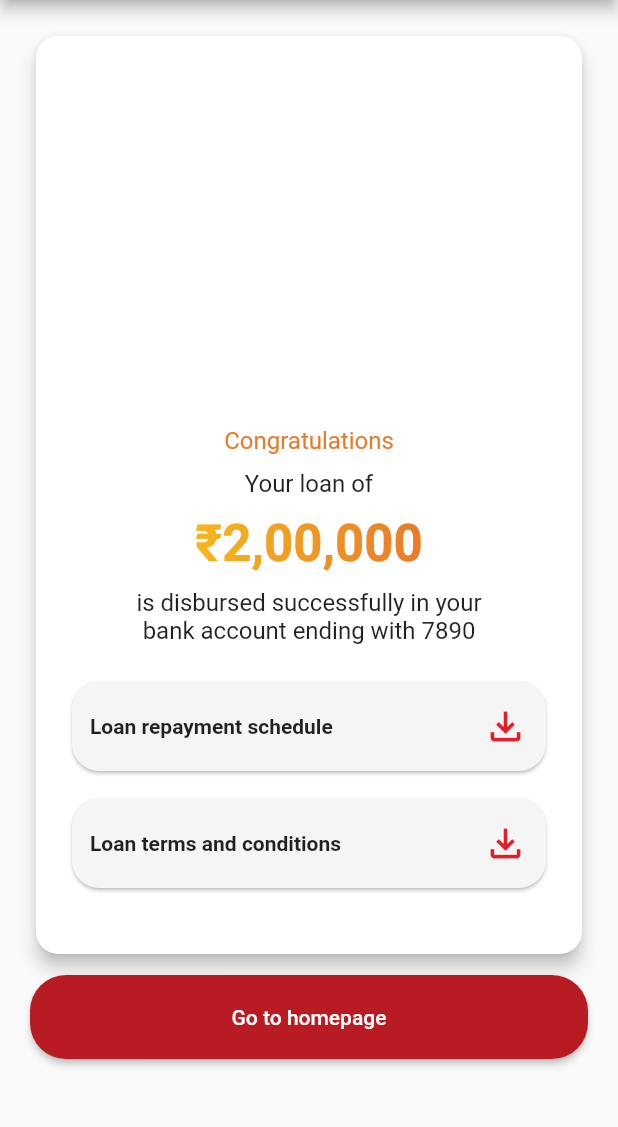
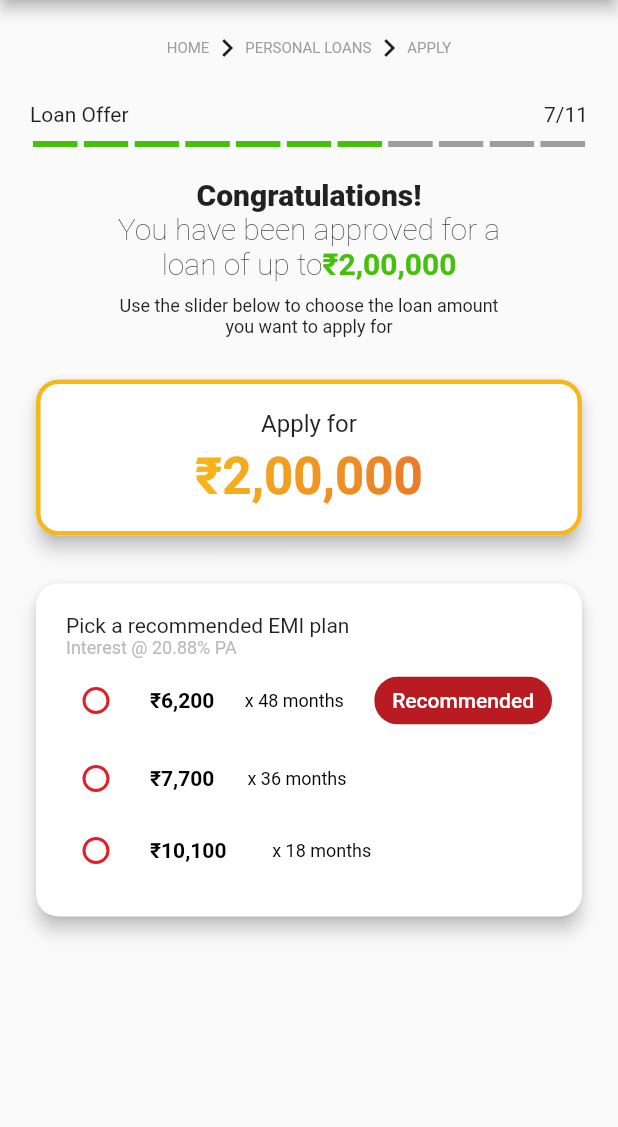
Before and after one commit to vaibhav7779/sardemo, a Flutter app: the screen it shows after launch, on a phone screen of 412 x 824 dp, the part 84-1211 px from its top. Run offline on Flutter 3.47's test engine with Material 2 defaults, Android fonts, the phone set to English and light mode, and no system bars; drawn by our look-alikes of flutter_breadcrumb, step_progress_indicator; our stand-ins replace otp_text_field.

Commit message:
added approval pages

```diff
--- a/lib/main.dart
+++ b/lib/main.dart
@@ -1,4 +1,5 @@
 import 'package:flutter/material.dart';
+import 'package:sar/pages/approval.dart';
 import 'package:sar/pages/loan-disbursed.dart';
 // import 'package:sar/pages/loan-disbursed.dart';
 // import 'package:sar/pages/document-sign.dart';
@@ -29,7 +30,7 @@ class _MyAppState extends State<MyApp> {
   Widget build(BuildContext context) {
     return MaterialApp(
       debugShowCheckedModeBanner: false,
-      home: LoanDisbursed(),
+      home: Approval(),
       theme: ThemeData(
         // AppBar theme
         appBarTheme: const AppBarTheme(
--- /dev/null
+++ b/lib/pages/approval.dart
@@ -0,0 +1,314 @@
+import 'package:flutter/material.dart';
+import 'package:flutter_breadcrumb/flutter_breadcrumb.dart';
+import 'package:step_progress_indicator/step_progress_indicator.dart';
+
+enum ProductType { Gold, Silver, Dimond }
+
+class Approval extends StatefulWidget {
+  const Approval({super.key});
+
+  @override
+  State<Approval> createState() => _ApprovalState();
+}
+
+class _ApprovalState extends State<Approval> {
+  ProductType? _productType;
+  @override
+  Widget build(BuildContext context) {
+    return Scaffold(
+      appBar: AppBar(
+        title: const Text("Personal Loan"),
+        leading: IconButton(
+          icon: const Icon(Icons.arrow_back, color: Colors.white),
+          onPressed: () => Navigator.of(context).pop(),
+        ),
+        actions: const <Widget>[
+          Icon(Icons.question_mark_rounded),
+          SizedBox(width: 15)
+        ],
+      ),
+      body: SingleChildScrollView(
+        child: Padding(
+          padding: const EdgeInsets.all(20.0),
+          child: Column(
+            mainAxisAlignment: MainAxisAlignment.center,
+            crossAxisAlignment: CrossAxisAlignment.center,
+            children: [
+              BreadCrumb(
+                items: <BreadCrumbItem>[
+                  BreadCrumbItem(
+                    content: const Text(
+                      "HOME",
+                      style:
+                          TextStyle(fontSize: 10, fontWeight: FontWeight.w400),
+                    ),
+                  ),
+                  BreadCrumbItem(
+                    content: const Text(
+                      "PERSONAL LOANS",
+                      style:
+                          TextStyle(fontSize: 10, fontWeight: FontWeight.w400),
+                    ),
+                  ),
+                  BreadCrumbItem(
+                    content: const Text(
+                      "APPLY",
+                      style:
+                          TextStyle(fontSize: 10, fontWeight: FontWeight.w400),
+                    ),
+                  ),
+                ],
+                divider: const Icon(Icons.chevron_right),
+              ),
+              const SizedBox(height: 24),
+              Row(
+                mainAxisAlignment: MainAxisAlignment.spaceBetween,
+                children: const [Text("Loan Offer"), Text("7/11")],
+              ),
+              const SizedBox(height: 10),
+              const StepProgressIndicator(
+                totalSteps: 11,
+                currentStep: 7,
+                selectedColor: Color(0xFF45C00B),
+              ),
+              const SizedBox(height: 20),
+              const Text(
+                "Congratulations!",
+                style: TextStyle(fontSize: 20, fontWeight: FontWeight.w900),
+              ),
+              const Text(
+                "You have been approved for a",
+                style: TextStyle(fontSize: 20, fontWeight: FontWeight.w200),
+              ),
+              Row(
+                mainAxisAlignment: MainAxisAlignment.center,
+                children: [
+                  const Text(
+                    "loan of up to",
+                    style: TextStyle(fontSize: 20, fontWeight: FontWeight.w200),
+                  ),
+                  const Text(
+                    "₹2,00,000",
+                    style: TextStyle(
+                      fontSize: 20,
+                      fontWeight: FontWeight.w600,
+                      color: Color(0xff45C00B),
+                    ),
+                  ),
+                ],
+              ),
+              const SizedBox(height: 10),
+              const Text(
+                "Use the slider below to choose the loan amount",
+                style: TextStyle(fontSize: 12, fontWeight: FontWeight.w400),
+              ),
+              const Text(
+                "you want to apply for",
+                style: TextStyle(fontSize: 12, fontWeight: FontWeight.w400),
+              ),
+              const SizedBox(height: 24),
+              Card(
+                shape: RoundedRectangleBorder(
+                  borderRadius: BorderRadius.circular(15.0),
+                  side: const BorderSide(
+                    color: Color(0xFFF7B61A),
+                    width: 3,
+                  ),
+                ),
+                elevation: 5,
+                child: Padding(
+                  padding: const EdgeInsets.all(20),
+                  child: Column(
+                    crossAxisAlignment: CrossAxisAlignment.stretch,
+                    children: [
+                      Column(
+                        mainAxisAlignment: MainAxisAlignment.center,
+                        children: [
+                          const Text(
+                            "Apply for",
+                            style: TextStyle(
+                              fontSize: 16,
+                              fontWeight: FontWeight.w400,
+                            ),
+                          ),
+                          const SizedBox(
+                            height: 5,
+                          ),
+                          ShaderMask(
+                            shaderCallback: (bounds) => const LinearGradient(
+                              colors: [Color(0xffF7B61A), Color(0xffE97A2A)],
+                            ).createShader(bounds),
+                            child: const Text(
+                              '₹2,00,000',
+                              style: TextStyle(
+                                fontSize: 34.0,
+                                color: Colors.white,
+                                fontWeight: FontWeight.w700,
+                              ),
+                            ),
+                          ),
+                        ],
+                      ),
+                    ],
+                  ),
+                ),
+              ),
+              const SizedBox(height: 24),
+              Card(
+                shape: RoundedRectangleBorder(
+                  borderRadius: BorderRadius.circular(15.0),
+                ),
+                elevation: 5,
+                child: Padding(
+                  padding: const EdgeInsets.all(20),
+                  child: Column(
+                    mainAxisAlignment: MainAxisAlignment.start,
+                    crossAxisAlignment: CrossAxisAlignment.start,
+                    children: [
+                      const Text(
+                        'Pick a recommended EMI plan',
+                        style: TextStyle(
+                          fontSize: 14,
+                          fontWeight: FontWeight.w400,
+                        ),
+                      ),
+                      const Text(
+                        'Interest @ 20.88% PA',
+                        style: TextStyle(
+                            fontSize: 12,
+                            fontWeight: FontWeight.w400,
+                            color: Color(0xffBABABA)),
+                      ),
+                      Row(
+                        children: [
+                          Expanded(
+                            child: RadioListTile<ProductType>(
+                              contentPadding: const EdgeInsets.all(0.0),
+                              shape: RoundedRectangleBorder(
+                                  borderRadius: BorderRadius.circular(5.0)),
+                              value: ProductType.Gold,
+                              groupValue: _productType,
+                              title: Row(
+                                mainAxisAlignment:
+                                    MainAxisAlignment.spaceBetween,
+                                children: [
+                                  const Text(
+                                    '₹6,200',
+                                    style: TextStyle(
+                                        fontSize: 14,
+                                        fontWeight: FontWeight.w700),
+                                  ),
+                                  const Text(
+                                    'x 48 months',
+                                    style: TextStyle(
+                                        fontSize: 12,
+                                        fontWeight: FontWeight.w400),
+                                  ),
+                                  Chip(
+                                    backgroundColor: Color(0xFFB81C22),
+                                    labelStyle: TextStyle(color: Colors.white),
+                                    label: const Text('Recommended'),
+                                  )
+                                ],
+                              ),
+                              dense: true,
+                              onChanged: (value) {
+                                setState(() {
+                                  _productType = value;
+                                });
+                              },
+                            ),
+                          ),
+                        ],
+                      ),
+                      Row(
+                        children: [
+                          Expanded(
+                            child: RadioListTile<ProductType>(
+                              contentPadding: const EdgeInsets.all(0.0),
+                              shape: RoundedRectangleBorder(
+                                  borderRadius: BorderRadius.circular(5.0)),
+                              value: ProductType.Silver,
+                              groupValue: _productType,
+                              title: Row(
+                                mainAxisAlignment:
+                                    MainAxisAlignment.spaceBetween,
+                                children: [
+                                  const Text(
+                                    '₹7,700',
+                                    style: TextStyle(
+                                        fontSize: 14,
+                                        fontWeight: FontWeight.w700),
+                                  ),
+                                  const Text(
+                                    'x 36 months',
+                                    style: TextStyle(
+                                        fontSize: 12,
+                                        fontWeight: FontWeight.w400),
+                                  ),
+                                  SizedBox(
+                                    width: 115,
+                                  )
+                                ],
+                              ),
+                              dense: true,
+                              onChanged: (value) {
+                                setState(() {
+                                  _productType = value;
+                                });
+                              },
+                            ),
+                          ),
+                        ],
+                      ),
+                      Row(
+                        children: [
+                          Expanded(
+                            child: RadioListTile<ProductType>(
+                              contentPadding: const EdgeInsets.all(0.0),
+                              shape: RoundedRectangleBorder(
+                                  borderRadius: BorderRadius.circular(5.0)),
+                              value: ProductType.Dimond,
+                              groupValue: _productType,
+                              title: Row(
+                                mainAxisAlignment:
+                                    MainAxisAlignment.spaceBetween,
+                                children: [
+                                  const Text(
+                                    '₹10,100',
+                                    style: TextStyle(
+                                        fontSize: 14,
+                                        fontWeight: FontWeight.w700),
+                                  ),
+                                  const Text(
+                                    'x 18 months',
+                                    style: TextStyle(
+                                        fontSize: 12,
+                                        fontWeight: FontWeight.w400),
+                                  ),
+                                  SizedBox(
+                                    width: 90,
+                                  )
+                                ],
+                              ),
+                              dense: true,
+                              onChanged: (value) {
+                                setState(() {
+                                  _productType = value;
+                                });
+                              },
+                            ),
+                          ),
+                        ],
+                      ),
+                    ],
+                  ),
+                ),
+              ),
+            ],
+          ),
+        ),
+      ),
+    );
+  }
+}
--- a/lib/pages/loan-disbursed.dart
+++ b/lib/pages/loan-disbursed.dart
@@ -145,13 +145,15 @@ class _LoanDisbursedState extends State<LoanDisbursed> {
                 ),
               ),
               const SizedBox(height: 10),
-              Align(
-                alignment: Alignment.bottomCenter,
-                child: SizedBox(
-                  width: double.infinity,
-                  child: ElevatedButton(
-                    onPressed: () {},
-                    child: const Text("Go to homepage"),
+              Expanded(
+                child: Align(
+                  alignment: Alignment.bottomRight,
+                  child: SizedBox(
+                    width: double.infinity,
+                    child: ElevatedButton(
+                      onPressed: () {},
+                      child: const Text("Go to homepage"),
+                    ),
                   ),
                 ),
               )
```
